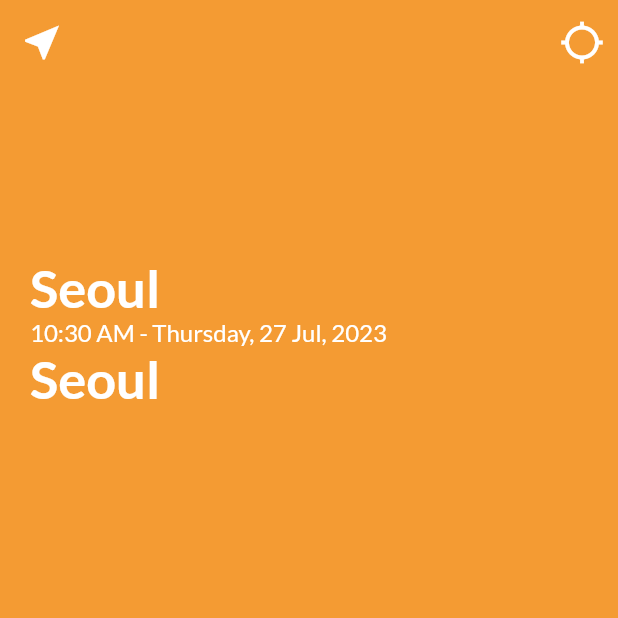
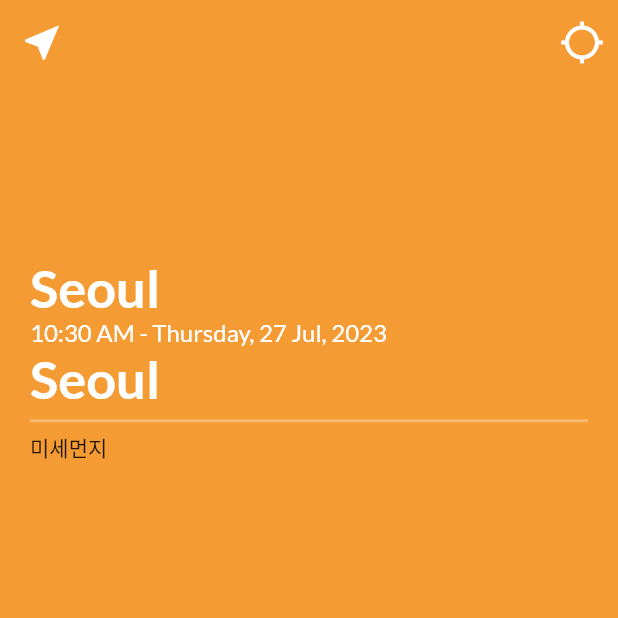
Before and after one commit to NalaJang/flutter_study, a Flutter app: the WeatherScreenState screen opened directly, on a phone screen of 412 x 824 dp, the top half of it. Run offline on Flutter 3.47's test engine with Material 2 defaults, Android fonts, the phone set to English and light mode, and no system bars; our stand-ins replace flutter_svg, geolocator, google_fonts, timer_builder; network calls fail; statements that could not run were skipped.

Commit message:
Add:대기 지수를 보여주기 위한 column 추가

```diff
--- a/weather_app/lib/screens/weather_screen.dart
+++ b/weather_app/lib/screens/weather_screen.dart
@@ -145,6 +145,25 @@ class _WeatherScreenStateState extends State<WeatherScreenState> {
                       )
                     ],
                   ),
+
+                  // 대기 지수를 보여주기 위한 column
+                  Column(
+                    children: [
+                      Divider(
+                        height: 15.0,
+                        thickness: 2.0,
+                        color: Colors.white30,
+                      ),
+
+                      Row(
+                        children: [
+                          Text(
+                            '미세먼지'
+                         )
+                        ],
+                      )
+                    ],
+                  )
                 ],
               ),
             )
```
